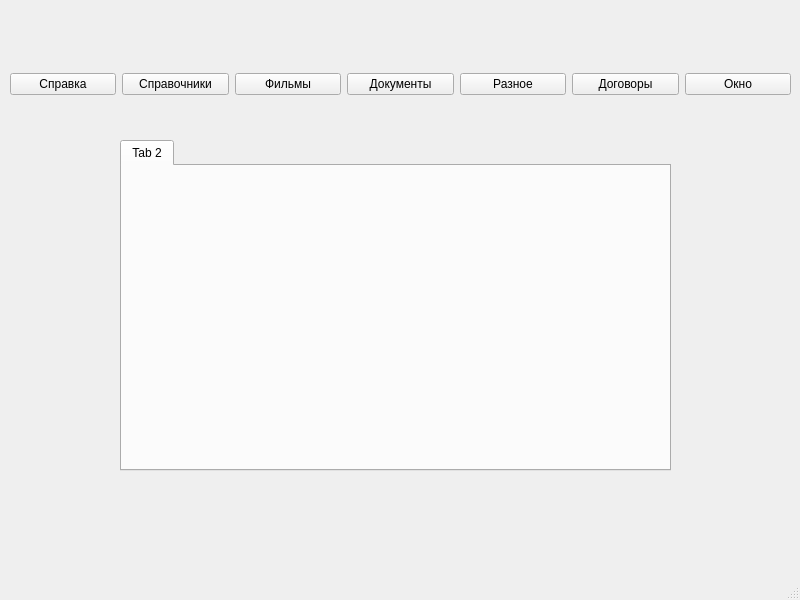
The window that mainwindow.ui (Rokli/QtProject) describes before a commit, drawn with Qt 5.
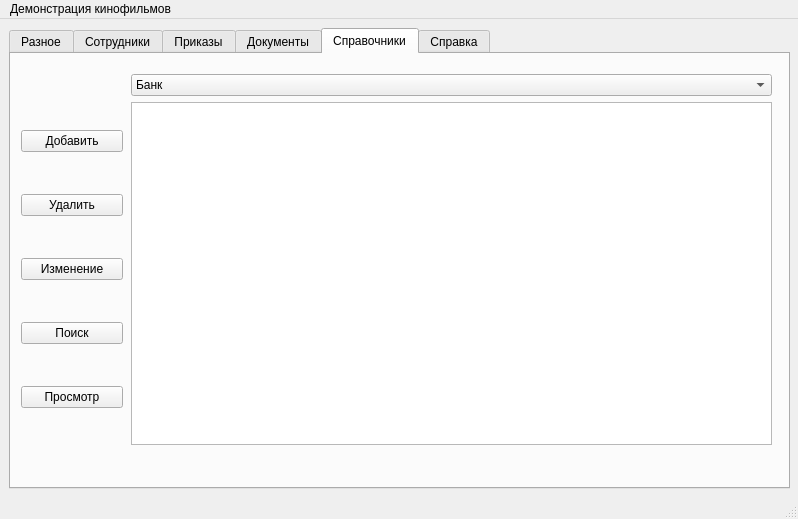
The same window after the commit.

```diff
--- a/mainwindow.ui
+++ b/mainwindow.ui
@@ -6,108 +6,197 @@
    <rect>
     <x>0</x>
     <y>0</y>
-    <width>800</width>
-    <height>600</height>
+    <width>798</width>
+    <height>519</height>
    </rect>
   </property>
   <property name="windowTitle">
    <string>MainWindow</string>
   </property>
   <widget class="QWidget" name="centralwidget">
-   <widget class="QLabel" name="label">
-    <property name="geometry">
-     <rect>
-      <x>340</x>
-      <y>0</y>
-      <width>81</width>
-      <height>51</height>
-     </rect>
-    </property>
-    <property name="text">
-     <string/>
-    </property>
-   </widget>
    <widget class="QTabWidget" name="tabWidget">
-    <property name="enabled">
-     <bool>true</bool>
-    </property>
     <property name="geometry">
      <rect>
-      <x>120</x>
-      <y>140</y>
-      <width>551</width>
-      <height>331</height>
+      <x>9</x>
+      <y>9</y>
+      <width>781</width>
+      <height>461</height>
      </rect>
     </property>
     <property name="currentIndex">
      <number>0</number>
     </property>
+    <widget class="QWidget" name="tab">
+     <attribute name="title">
+      <string>Разное</string>
+     </attribute>
+    </widget>
+    <widget class="QWidget" name="tab_5">
+     <attribute name="title">
+      <string>Сотрудники</string>
+     </attribute>
+    </widget>
+    <widget class="QWidget" name="tab_4">
+     <attribute name="title">
+      <string>Приказы</string>
+     </attribute>
+    </widget>
+    <widget class="QWidget" name="tab_3">
+     <attribute name="title">
+      <string>Документы</string>
+     </attribute>
+    </widget>
     <widget class="QWidget" name="tab_2">
      <attribute name="title">
-      <string>Tab 2</string>
+      <string>Справочники</string>
      </attribute>
+     <widget class="QWidget" name="">
+      <property name="geometry">
+       <rect>
+        <x>10</x>
+        <y>40</y>
+        <width>102</width>
+        <height>351</height>
+       </rect>
+      </property>
+      <layout class="QVBoxLayout" name="verticalLayout_2">
+       <item>
+        <widget class="QPushButton" name="addButton">
+         <property name="text">
+          <string>Добавить</string>
+         </property>
+        </widget>
+       </item>
+       <item>
+        <widget class="QPushButton" name="deleteButton">
+         <property name="text">
+          <string>Удалить</string>
+         </property>
+        </widget>
+       </item>
+       <item>
+        <widget class="QPushButton" name="changeButton">
+         <property name="text">
+          <string>Изменение</string>
+         </property>
+        </widget>
+       </item>
+       <item>
+        <widget class="QPushButton" name="findButton">
+         <property name="text">
+          <string>Поиск</string>
+         </property>
+        </widget>
+       </item>
+       <item>
+        <widget class="QPushButton" name="lookButton">
+         <property name="text">
+          <string>Просмотр</string>
+         </property>
+        </widget>
+       </item>
+      </layout>
+     </widget>
+     <widget class="QWidget" name="">
+      <property name="geometry">
+       <rect>
+        <x>120</x>
+        <y>20</y>
+        <width>641</width>
+        <height>371</height>
+       </rect>
+      </property>
+      <layout class="QVBoxLayout" name="verticalLayout">
+       <item>
+        <widget class="QComboBox" name="comboBox">
+         <item>
+          <property name="text">
+           <string>Банк</string>
+          </property>
+         </item>
+         <item>
+          <property name="text">
+           <string>Категория</string>
+          </property>
+         </item>
+         <item>
+          <property name="text">
+           <string>Кинотеатр</string>
+          </property>
+         </item>
+         <item>
+          <property name="text">
+           <string>Город</string>
+          </property>
+         </item>
+         <item>
+          <property name="text">
+           <string>Улица</string>
+          </property>
+         </item>
+         <item>
+          <property name="text">
+           <string>Режиссёр</string>
+          </property>
+         </item>
+         <item>
+          <property name="text">
+           <string>Компания-производитель</string>
+          </property>
+         </item>
+         <item>
+          <property name="text">
+           <string>Рента </string>
+          </property>
+         </item>
+         <item>
+          <property name="text">
+           <string>Кино</string>
+          </property>
+         </item>
+         <item>
+          <property name="text">
+           <string>Правообладатель</string>
+          </property>
+         </item>
+         <item>
+          <property name="text">
+           <string>Сценарист</string>
+          </property>
+         </item>
+         <item>
+          <property name="text">
+           <string>Улица</string>
+          </property>
+         </item>
+         <item>
+          <property name="text">
+           <string>Поставщик</string>
+          </property>
+         </item>
+        </widget>
+       </item>
+       <item>
+        <widget class="QTableView" name="tableView">
+         <property name="showGrid">
+          <bool>true</bool>
+         </property>
+         <property name="gridStyle">
+          <enum>Qt::PenStyle::SolidLine</enum>
+         </property>
+         <property name="sortingEnabled">
+          <bool>false</bool>
+         </property>
+        </widget>
+       </item>
+      </layout>
+     </widget>
     </widget>
-   </widget>
-   <widget class="QWidget" name="">
-    <property name="geometry">
-     <rect>
-      <x>10</x>
-      <y>70</y>
-      <width>781</width>
-      <height>28</height>
-     </rect>
-    </property>
-    <layout class="QHBoxLayout" name="horizontalLayout">
-     <item>
-      <widget class="QPushButton" name="pushButton_7">
-       <property name="text">
-        <string>Справка</string>
-       </property>
-      </widget>
-     </item>
-     <item>
-      <widget class="QPushButton" name="pushButton_3">
-       <property name="text">
-        <string>Справочники</string>
-       </property>
-      </widget>
-     </item>
-     <item>
-      <widget class="QPushButton" name="pushButton_2">
-       <property name="text">
-        <string>Фильмы</string>
-       </property>
-      </widget>
-     </item>
-     <item>
-      <widget class="QPushButton" name="pushButton_6">
-       <property name="text">
-        <string>Документы</string>
-       </property>
-      </widget>
-     </item>
-     <item>
-      <widget class="QPushButton" name="vario">
-       <property name="text">
-        <string>Разное</string>
-       </property>
-      </widget>
-     </item>
-     <item>
-      <widget class="QPushButton" name="pushButton_5">
-       <property name="text">
-        <string>Договоры</string>
-       </property>
-      </widget>
-     </item>
-     <item>
-      <widget class="QPushButton" name="pushButton_4">
-       <property name="text">
-        <string>Окно</string>
-       </property>
-      </widget>
-     </item>
-    </layout>
+    <widget class="QWidget" name="tab_6">
+     <attribute name="title">
+      <string>Справка</string>
+     </attribute>
+    </widget>
    </widget>
   </widget>
   <widget class="QMenuBar" name="menubar">
@@ -115,10 +204,16 @@
     <rect>
      <x>0</x>
      <y>0</y>
-     <width>800</width>
+     <width>798</width>
      <height>23</height>
     </rect>
    </property>
+   <widget class="QMenu" name="menu">
+    <property name="title">
+     <string>Демонстрация кинофильмов</string>
+    </property>
+   </widget>
+   <addaction name="menu"/>
   </widget>
   <widget class="QStatusBar" name="statusbar"/>
  </widget>
```
Left out of the diff: 2 changed lines with no effect on the pictures.
